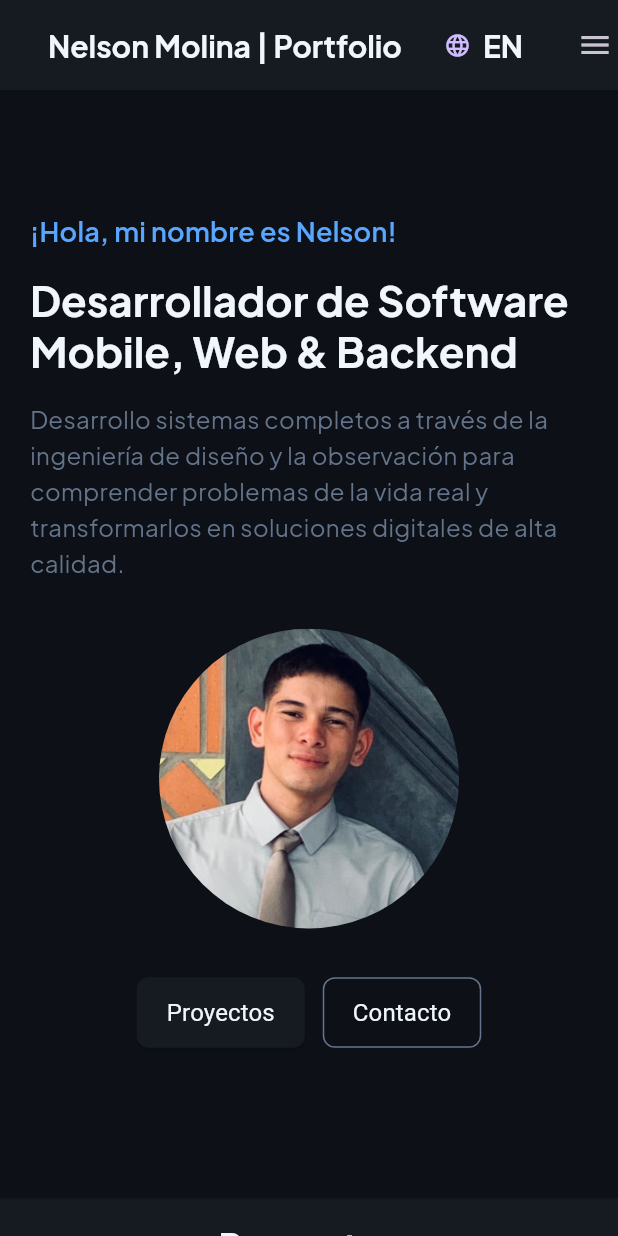
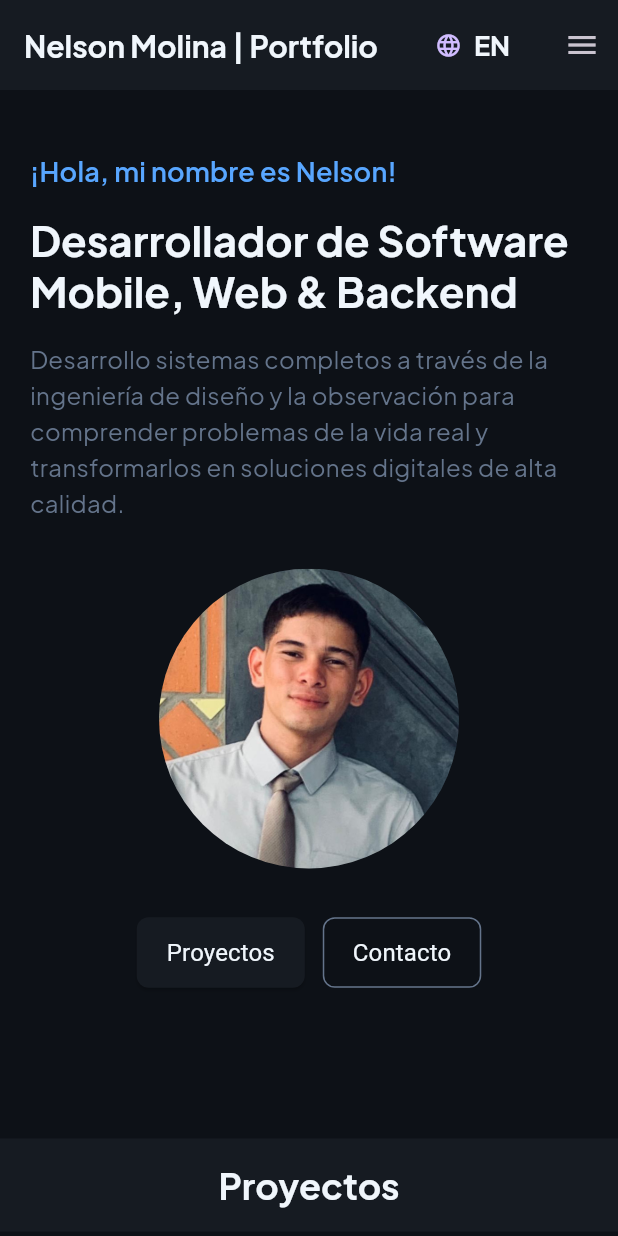
Before and after one commit to Nmol2711/portfolio-, a Flutter app: the screen it shows after launch, on a phone screen of 412 x 824 dp. Run offline on Flutter 3.47's test engine with Material 3 defaults, Android fonts, the phone set to English and light mode, and no system bars; our stand-ins replace flutter_svg, google_fonts.

Commit message:
padding button x2

```diff
--- a/lib/features/home/presentation/pages/home_page.dart
+++ b/lib/features/home/presentation/pages/home_page.dart
@@ -7,6 +7,7 @@ import 'package:portfolio/features/home/presentation/widgets/buil_drawer_item.da
 import 'package:portfolio/features/home/presentation/widgets/custom_navbar.dart';
 import 'package:portfolio/features/projects/presentation/pages/project_section.dart';
 import 'package:portfolio/features/skills/presentation/pages/skills_section.dart';
+import 'package:portfolio/utils/responsive.dart';
 
 class HomePage extends StatefulWidget {
   const HomePage({super.key});
@@ -156,7 +157,7 @@ class _HomePageState extends State<HomePage> {
               controller: _scrollController,
               child: Column(
                 children: [
-                  const SizedBox(height: 40),
+                  if (!Responsive.isMobile(context)) const SizedBox(height: 40),
                   HeroSection(
                     key: _heroKey,
                     onProjectsTap: () => _scrollToSection(_projectsKey),
--- a/lib/features/home/presentation/widgets/custom_navbar.dart
+++ b/lib/features/home/presentation/widgets/custom_navbar.dart
@@ -35,7 +35,7 @@ class CustomNavbar extends StatelessWidget {
         children: [
           Padding(
             padding: const EdgeInsets.only(
-              left: 32.0,
+              left: 16.0,
               top: 8.0,
               bottom: 8.0,
               right: 8.0,
@@ -44,7 +44,7 @@ class CustomNavbar extends StatelessWidget {
               "Nelson Molina | Portfolio",
               style: Theme.of(
                 context,
-              ).textTheme.titleLarge?.copyWith(fontSize: 20),
+              ).textTheme.titleLarge?.copyWith(fontSize: isMobile ? 20 : 18),
             ),
           ),
 
@@ -87,6 +87,7 @@ class CustomNavbar extends StatelessWidget {
                 _BuilButtonLanguage(
                   onLanguageChanged: onLanguageChanged,
                   isEnglish: isEnglish,
+                  isMobile: false,
                 ),
               ],
             ),
@@ -96,6 +97,7 @@ class CustomNavbar extends StatelessWidget {
                 _BuilButtonLanguage(
                   onLanguageChanged: onLanguageChanged,
                   isEnglish: isEnglish,
+                  isMobile: true,
                 ),
                 IconButton(onPressed: onMenuTap, icon: const Icon(Icons.menu)),
               ],
@@ -110,10 +112,12 @@ class _BuilButtonLanguage extends StatelessWidget {
   const _BuilButtonLanguage({
     required this.onLanguageChanged,
     required this.isEnglish,
+    required this.isMobile,
   });
 
   final VoidCallback onLanguageChanged;
   final bool isEnglish;
+  final bool isMobile;
 
   @override
   Widget build(BuildContext context) {
@@ -123,7 +127,9 @@ class _BuilButtonLanguage extends StatelessWidget {
         onPressed: onLanguageChanged,
         label: Text(
           isEnglish ? 'ES' : 'EN',
-          style: Theme.of(context).textTheme.titleLarge?.copyWith(fontSize: 20),
+          style: Theme.of(
+            context,
+          ).textTheme.titleLarge?.copyWith(fontSize: isMobile ? 18 : 20),
         ),
         icon: Icon(Icons.language),
       ),
```
